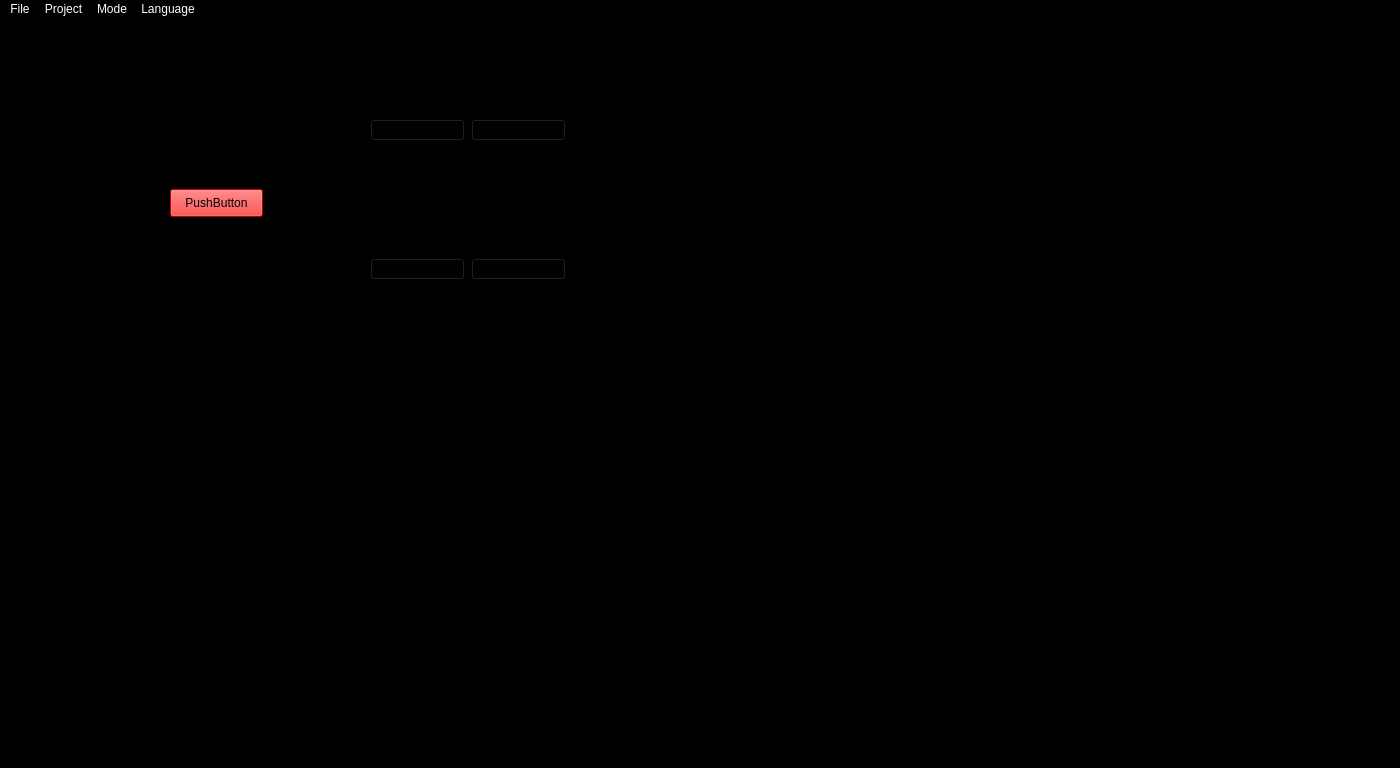
Old version of the form FantaManager/mainwindow.ui in the repository EdoardoGalletti/FantaMonitor.
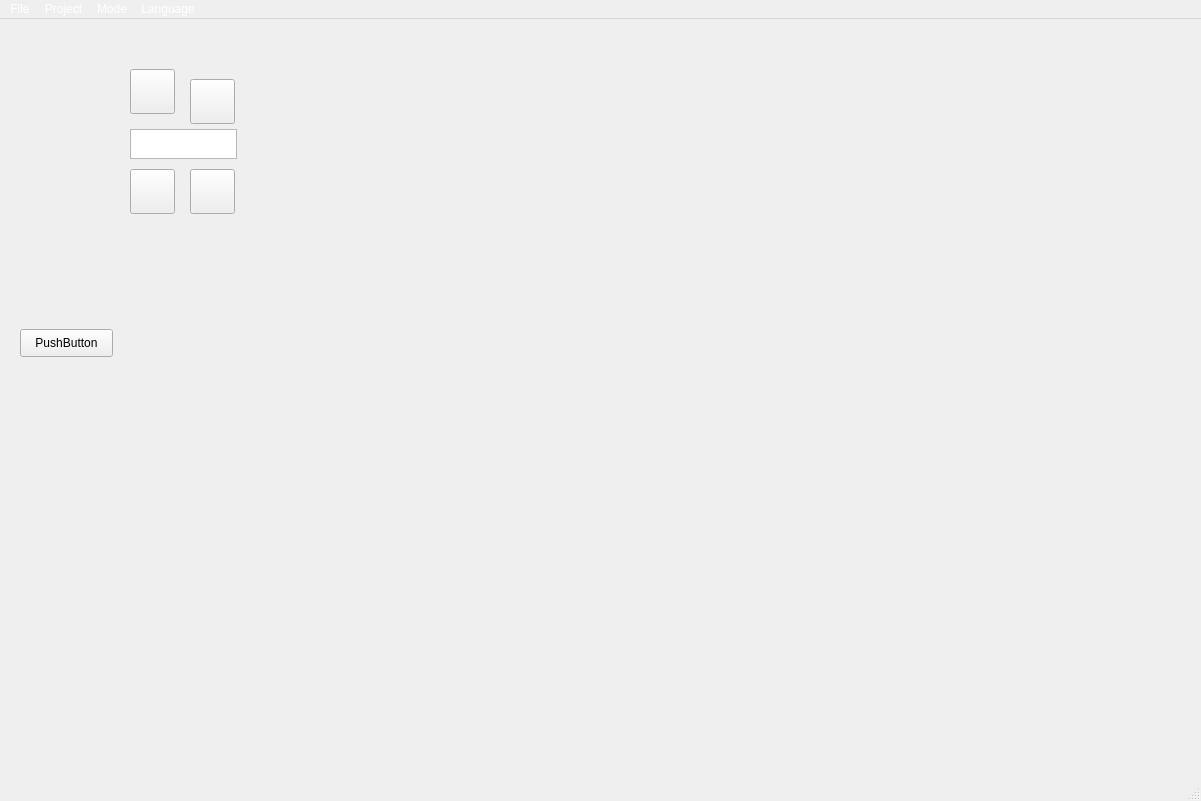
New version of the form. Icons and pictures are not drawn.

Commit message:
Teams Management
Replica dei pulsanti per la gestione dei teams --> da terminare

```diff
--- a/FantaManager/mainwindow.ui
+++ b/FantaManager/mainwindow.ui
@@ -6,10 +6,16 @@
    <rect>
     <x>0</x>
     <y>0</y>
-    <width>1400</width>
-    <height>768</height>
+    <width>1201</width>
+    <height>801</height>
    </rect>
   </property>
+  <property name="sizePolicy">
+   <sizepolicy hsizetype="Fixed" vsizetype="Fixed">
+    <horstretch>0</horstretch>
+    <verstretch>0</verstretch>
+   </sizepolicy>
+  </property>
   <property name="windowTitle">
    <string>MainWindow</string>
   </property>
@@ -17,71 +23,27 @@
    <bool>false</bool>
   </property>
   <property name="styleSheet">
-   <string notr="true">background-color: rgb(0, 0, 0);</string>
+   <string notr="true">background-color: rgb(0, 0, 0);
+
+QPushButton { 
+	color: red;
+	background-color: white;
+ }
+
+</string>
   </property>
   <widget class="QWidget" name="centralwidget">
-   <widget class="QWidget" name="layoutWidget">
-    <property name="geometry">
-     <rect>
-      <x>370</x>
-      <y>100</y>
-      <width>196</width>
-      <height>161</height>
-     </rect>
-    </property>
-    <layout class="QVBoxLayout" name="verticalLayout">
-     <item>
-      <layout class="QHBoxLayout" name="horizontalLayout">
-       <item>
-        <widget class="QPushButton" name="addTeamPb">
-         <property name="text">
-          <string>PushButton</string>
-         </property>
-        </widget>
-       </item>
-       <item>
-        <widget class="QPushButton" name="rmTeamPb">
-         <property name="text">
-          <string>PushButton</string>
-         </property>
-        </widget>
-       </item>
-      </layout>
-     </item>
-     <item>
-      <widget class="QTextEdit" name="textEdit"/>
-     </item>
-     <item>
-      <layout class="QHBoxLayout" name="horizontalLayout_2">
-       <item>
-        <widget class="QPushButton" name="expTeamPb">
-         <property name="text">
-          <string>PushButton</string>
-         </property>
-        </widget>
-       </item>
-       <item>
-        <widget class="QPushButton" name="modTeamPb">
-         <property name="text">
-          <string>PushButton</string>
-         </property>
-        </widget>
-       </item>
-      </layout>
-     </item>
-    </layout>
-   </widget>
    <widget class="QPushButton" name="testButton">
     <property name="geometry">
      <rect>
-      <x>170</x>
-      <y>170</y>
+      <x>20</x>
+      <y>310</y>
       <width>93</width>
       <height>28</height>
      </rect>
     </property>
     <property name="styleSheet">
-     <string notr="true">background-color: red</string>
+     <string notr="true"/>
     </property>
     <property name="text">
      <string>PushButton</string>
@@ -91,14 +53,129 @@
       <normaloff>:/new/img/Resources/BtnImages/Crystal_Project_Messagebox_warning.png</normaloff>:/new/img/Resources/BtnImages/Crystal_Project_Messagebox_warning.png</iconset>
     </property>
    </widget>
+   <widget class="QTextEdit" name="textEdit">
+    <property name="geometry">
+     <rect>
+      <x>130</x>
+      <y>110</y>
+      <width>107</width>
+      <height>30</height>
+     </rect>
+    </property>
+    <property name="sizePolicy">
+     <sizepolicy hsizetype="Fixed" vsizetype="Fixed">
+      <horstretch>0</horstretch>
+      <verstretch>0</verstretch>
+     </sizepolicy>
+    </property>
+   </widget>
+   <widget class="QPushButton" name="rmTeamPb">
+    <property name="geometry">
+     <rect>
+      <x>190</x>
+      <y>60</y>
+      <width>45</width>
+      <height>45</height>
+     </rect>
+    </property>
+    <property name="sizePolicy">
+     <sizepolicy hsizetype="Preferred" vsizetype="Preferred">
+      <horstretch>0</horstretch>
+      <verstretch>0</verstretch>
+     </sizepolicy>
+    </property>
+    <property name="styleSheet">
+     <string notr="true">border-image: url(:/new/img/Resources/BtnImages/RemoveTeam.png) 0 0 0 0 stretch stretch;</string>
+    </property>
+    <property name="text">
+     <string/>
+    </property>
+   </widget>
+   <widget class="QPushButton" name="addTeamPb">
+    <property name="geometry">
+     <rect>
+      <x>130</x>
+      <y>50</y>
+      <width>45</width>
+      <height>45</height>
+     </rect>
+    </property>
+    <property name="sizePolicy">
+     <sizepolicy hsizetype="Preferred" vsizetype="Preferred">
+      <horstretch>0</horstretch>
+      <verstretch>0</verstretch>
+     </sizepolicy>
+    </property>
+    <property name="toolTip">
+     <string>Add a new Team</string>
+    </property>
+    <property name="toolTipDuration">
+     <number>2</number>
+    </property>
+    <property name="styleSheet">
+     <string notr="true">border-image: url(:/new/img/Resources/BtnImages/AddTeam.png) 0 0 0 0 stretch stretch;</string>
+    </property>
+    <property name="text">
+     <string/>
+    </property>
+   </widget>
+   <widget class="QPushButton" name="modTeamPb">
+    <property name="geometry">
+     <rect>
+      <x>130</x>
+      <y>150</y>
+      <width>45</width>
+      <height>45</height>
+     </rect>
+    </property>
+    <property name="sizePolicy">
+     <sizepolicy hsizetype="Preferred" vsizetype="Preferred">
+      <horstretch>0</horstretch>
+      <verstretch>0</verstretch>
+     </sizepolicy>
+    </property>
+    <property name="styleSheet">
+     <string notr="true">border-image: url(:/new/img/Resources/BtnImages/ModifyTeam.png) 0 0 0 0 stretch stretch;
+</string>
+    </property>
+    <property name="text">
+     <string/>
+    </property>
+   </widget>
+   <widget class="QPushButton" name="expTeamPb">
+    <property name="enabled">
+     <bool>true</bool>
+    </property>
+    <property name="geometry">
+     <rect>
+      <x>190</x>
+      <y>150</y>
+      <width>45</width>
+      <height>45</height>
+     </rect>
+    </property>
+    <property name="sizePolicy">
+     <sizepolicy hsizetype="Preferred" vsizetype="Preferred">
+      <horstretch>0</horstretch>
+      <verstretch>0</verstretch>
+     </sizepolicy>
+    </property>
+    <property name="styleSheet">
+     <string notr="true">border-image: url(:/new/img/Resources/BtnImages/ExcelExport.png) 0 0 0 0 stretch stretch;
+</string>
+    </property>
+    <property name="text">
+     <string/>
+    </property>
+   </widget>
   </widget>
   <widget class="QMenuBar" name="menubar">
    <property name="geometry">
     <rect>
      <x>0</x>
      <y>0</y>
-     <width>1400</width>
-     <height>26</height>
+     <width>1201</width>
+     <height>21</height>
     </rect>
    </property>
    <property name="styleSheet">
```
The commit also changes 1 other file.
